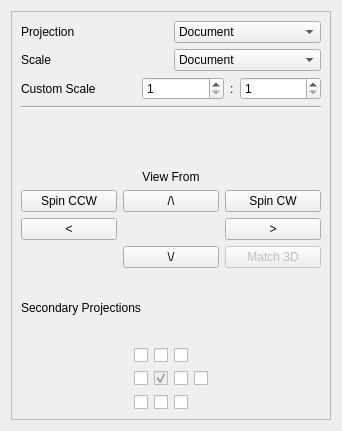
This is src/Mod/TechDraw/Gui/TaskProjGroup.ui in berndhahnebach/All_FreeCAD as Qt 5 draws it before an edit. The edited form follows.
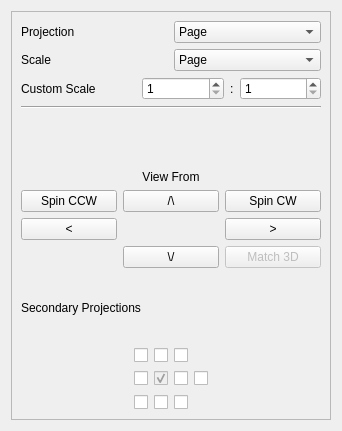
This is the edited form.

Commit message: Rename "Document" selection value to "Page"

The edit to the form file:
```diff
--- a/src/Mod/TechDraw/Gui/TaskProjGroup.ui
+++ b/src/Mod/TechDraw/Gui/TaskProjGroup.ui
@@ -62,7 +62,7 @@
             </property>
             <item>
              <property name="text">
-              <string>Document</string>
+              <string>Page</string>
              </property>
             </item>
             <item>
@@ -92,7 +92,7 @@
            <widget class="QComboBox" name="cmbScaleType">
             <item>
              <property name="text">
-              <string>Document</string>
+              <string>Page</string>
              </property>
             </item>
             <item>
```
The commit also changes 5 other files.
